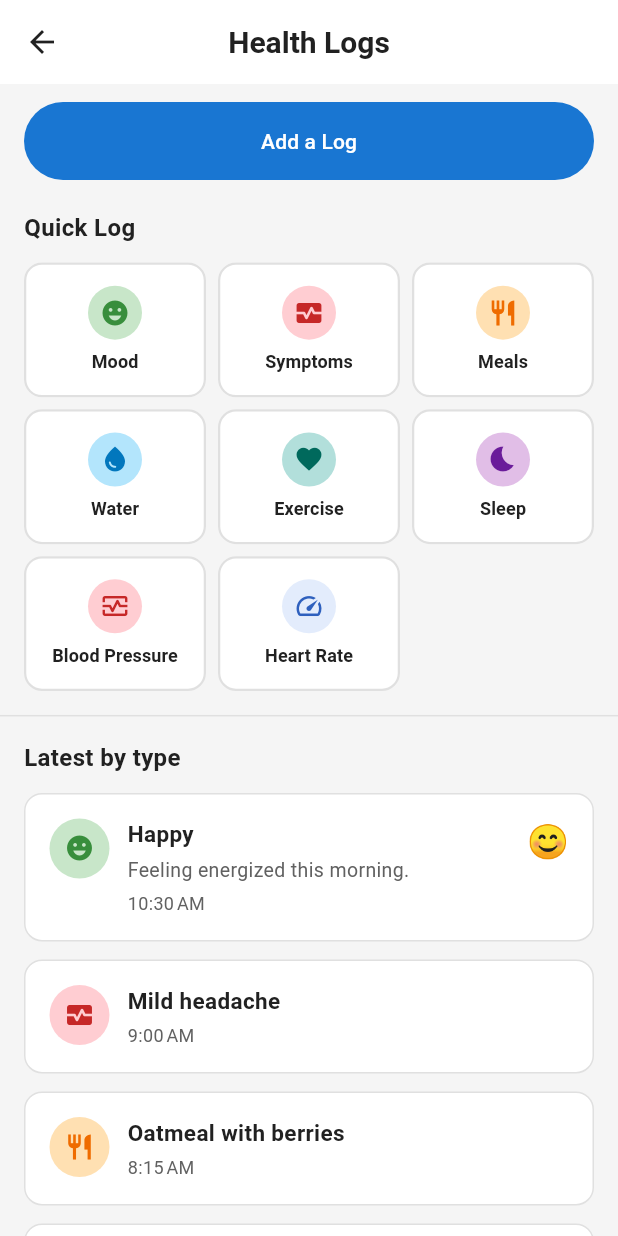
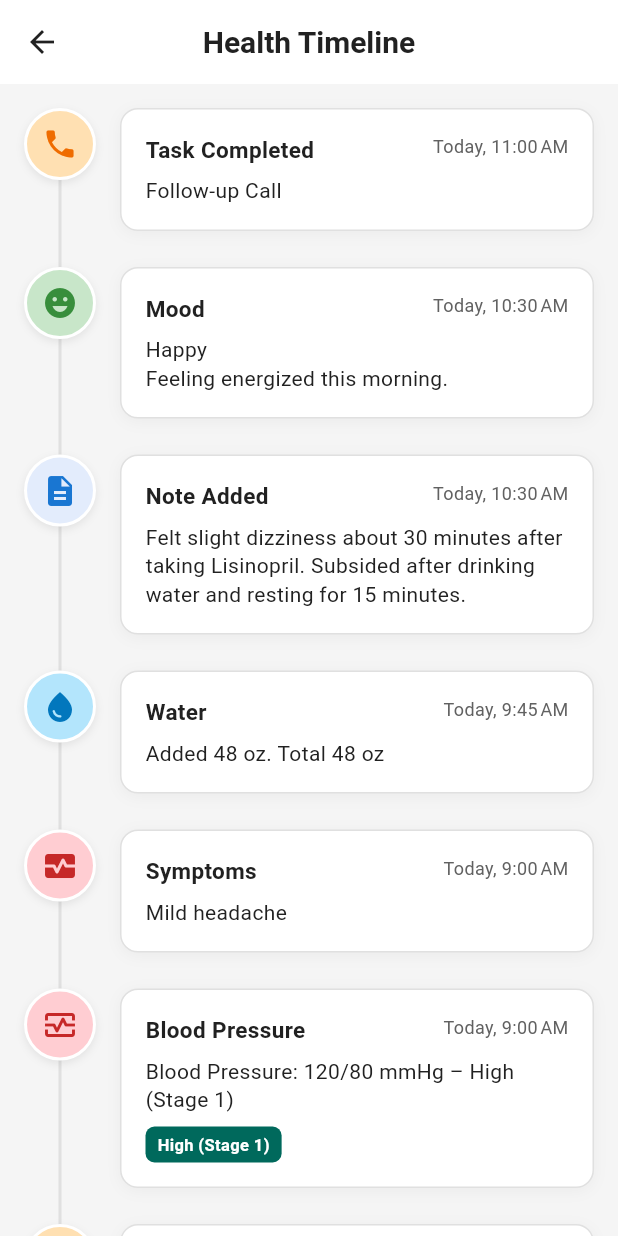
Before and after one commit to ravichandravasireddy/CareConnectTeam7Spring2026, a Flutter app: the screen it shows after launch, on a phone screen of 412 x 824 dp. Run offline on Flutter 3.47's test engine with Material 3 defaults, Android fonts, the phone set to English and light mode, and no system bars.

Commit message:
Added health timeline screen + plus task.dart updates not added in previous commit

```diff
--- a/flutter_app/lib/main.dart
+++ b/flutter_app/lib/main.dart
@@ -2,7 +2,8 @@ import 'package:flutter/material.dart';
 import 'package:provider/provider.dart';
 // import 'screens/welcome_screen.dart';
 // import 'screens/notes_screen.dart';
-import 'screens/health_logs_screen.dart';
+// import 'screens/health_logs_screen.dart';
+import 'screens/health_timeline_screen.dart';
 // import 'screens/calendar_screen.dart';
 // import 'screens/notification_screen.dart';
 import 'theme/app_colors.dart';
@@ -10,6 +11,7 @@ import 'providers/task_provider.dart';
 import 'providers/notification_provider.dart';
 import 'providers/note_provider.dart';
 import 'providers/health_log_provider.dart';
+import 'providers/health_timeline_provider.dart';
 
 void main() {
   runApp(const MyApp());
@@ -26,6 +28,15 @@ class MyApp extends StatelessWidget {
         ChangeNotifierProvider(create: (_) => NotificationProvider()),
         ChangeNotifierProvider(create: (_) => NoteProvider()),
         ChangeNotifierProvider(create: (_) => HealthLogProvider()),
+        ProxyProvider3<HealthLogProvider, NoteProvider, TaskProvider,
+            HealthTimelineProvider>(
+          update: (_, health, note, task, _) =>
+              HealthTimelineProvider(
+                healthLogProvider: health,
+                noteProvider: note,
+                taskProvider: task,
+              ),
+        ),
       ],
       child: MaterialApp(
         title: 'CareConnect',
@@ -104,7 +115,7 @@ class MyApp extends StatelessWidget {
             displayColor: AppColors.darkTextPrimary,
           ),
         ),
-        home: const HealthLogsScreen(),
+        home: const HealthTimelineScreen(),
       ),
     );
   }
--- a/flutter_app/lib/models/task.dart
+++ b/flutter_app/lib/models/task.dart
@@ -9,6 +9,8 @@ class Task {
   final IconData icon;
   final Color iconBackground;
   final Color iconColor;
+  /// When non-null, the task is completed; used for timeline and history.
+  final DateTime? completedAt;
 
   Task({
     required this.id,
@@ -17,7 +19,10 @@ class Task {
     required this.icon,
     required this.iconBackground,
     required this.iconColor,
+    this.completedAt,
   });
+
+  bool get isCompleted => completedAt != null;
 
   /// Date-only (midnight) for filtering by calendar day
   DateTime get dateOnly => DateTime(date.year, date.month, date.day);
@@ -32,6 +37,7 @@ class Task {
     IconData? icon,
     Color? iconBackground,
     Color? iconColor,
+    DateTime? completedAt,
   }) {
     return Task(
       id: id ?? this.id,
@@ -40,6 +46,7 @@ class Task {
       icon: icon ?? this.icon,
       iconBackground: iconBackground ?? this.iconBackground,
       iconColor: iconColor ?? this.iconColor,
+      completedAt: completedAt ?? this.completedAt,
     );
   }
 
@@ -48,6 +55,7 @@ class Task {
       'id': id,
       'title': title,
       'date': date.toIso8601String(),
+      if (completedAt != null) 'completedAt': completedAt!.toIso8601String(),
       // Note: icon, iconBackground, iconColor are not serialized
     };
   }
--- /dev/null
+++ b/flutter_app/lib/models/timeline_event.dart
@@ -0,0 +1,36 @@
+import 'package:flutter/material.dart';
+
+/// Source of a timeline event for the Health Timeline screen.
+/// Extensible for future models (e.g. appointments, vitals).
+enum TimelineEventSource {
+  healthLog,
+  note,
+  task,
+  // Future: appointment, vital, medication, etc.
+}
+
+/// Unified timeline event for the Health Timeline screen.
+/// Built from health logs, notes, and tasks by [HealthTimelineProvider].
+class TimelineEvent {
+  final String id;
+  final TimelineEventSource source;
+  final DateTime timestamp;
+  final String title;
+  final String? subtitle;
+  final String? statusLabel;
+  final IconData icon;
+  final Color iconBackground;
+  final Color iconColor;
+
+  const TimelineEvent({
+    required this.id,
+    required this.source,
+    required this.timestamp,
+    required this.title,
+    this.subtitle,
+    this.statusLabel,
+    required this.icon,
+    required this.iconBackground,
+    required this.iconColor,
+  });
+}
--- /dev/null
+++ b/flutter_app/lib/providers/health_timeline_provider.dart
@@ -0,0 +1,122 @@
+import 'package:flutter/material.dart';
+import '../models/health_log.dart';
+import '../models/note.dart';
+import '../models/task.dart';
+import '../models/timeline_event.dart';
+import 'health_log_provider.dart';
+import 'note_provider.dart';
+import 'task_provider.dart';
+
+/// Aggregates health logs, notes, and tasks into a single timeline for app-wide
+/// history. Listen to [HealthLogProvider], [NoteProvider], and [TaskProvider];
+/// when any change, this provider's [events] list updates.
+class HealthTimelineProvider {
+  final HealthLogProvider healthLogProvider;
+  final NoteProvider noteProvider;
+  final TaskProvider taskProvider;
+
+  HealthTimelineProvider({
+    required this.healthLogProvider,
+    required this.noteProvider,
+    required this.taskProvider,
+  });
+
+  /// All timeline events from health logs, notes, and tasks, sorted by
+  /// timestamp descending (most recent first).
+  List<TimelineEvent> get events {
+    final list = <TimelineEvent>[];
+    for (final log in healthLogProvider.logs) {
+      list.add(_eventFromHealthLog(log));
+    }
+    for (final note in noteProvider.notes) {
+      list.add(_eventFromNote(note));
+    }
+    for (final task in taskProvider.tasks) {
+      if (task.completedAt != null) {
+        list.add(_eventFromTask(task));
+      }
+    }
+    list.sort((a, b) => b.timestamp.compareTo(a.timestamp));
+    return list;
+  }
+
+  TimelineEvent _eventFromHealthLog(HealthLog log) {
+    final (bg, fg) = HealthLogProvider.typeColors(log.type);
+    String subtitle = log.description;
+    String? statusLabel;
+    if (log.type == HealthLogType.bloodPressure &&
+        log.systolic != null &&
+        log.diastolic != null) {
+      statusLabel = bloodPressureCategoryLabel(log.systolic!, log.diastolic!);
+      subtitle = '${log.description} – $statusLabel';
+    } else if (log.type == HealthLogType.heartRate &&
+        log.heartRateBpm != null) {
+      statusLabel = heartRateCategoryLabel(log.heartRateBpm!);
+      subtitle = '${log.description} – $statusLabel';
+    }
+    if (log.note != null && log.note!.isNotEmpty) {
+      subtitle = '$subtitle\n${log.note}';
+    }
+    return TimelineEvent(
+      id: 'health-${log.id}',
+      source: TimelineEventSource.healthLog,
+      timestamp: log.createdAt,
+      title: formatHealthLogTypeDisplay(log.type),
+      subtitle: subtitle,
+      statusLabel: statusLabel,
+      icon: _iconForHealthLogType(log.type),
+      iconBackground: bg,
+      iconColor: fg,
+    );
+  }
+
+  TimelineEvent _eventFromNote(Note note) {
+    final (bg, fg) = NoteProvider.categoryColors(note.category);
+    return TimelineEvent(
+      id: 'note-${note.id}',
+      source: TimelineEventSource.note,
+      timestamp: note.createdAt,
+      title: 'Note Added',
+      subtitle: note.body,
+      icon: Icons.description,
+      iconBackground: bg,
+      iconColor: fg,
+    );
+  }
+
+  TimelineEvent _eventFromTask(Task task) {
+    return TimelineEvent(
+      id: 'task-${task.id}',
+      source: TimelineEventSource.task,
+      timestamp: task.completedAt!,
+      title: 'Task Completed',
+      subtitle: task.title,
+      icon: task.icon,
+      iconBackground: task.iconBackground,
+      iconColor: task.iconColor,
+    );
+  }
+
+  static IconData _iconForHealthLogType(HealthLogType type) {
+    switch (type) {
+      case HealthLogType.mood:
+        return Icons.emoji_emotions;
+      case HealthLogType.symptoms:
+        return Icons.monitor_heart;
+      case HealthLogType.meals:
+        return Icons.restaurant;
+      case HealthLogType.water:
+        return Icons.water_drop;
+      case HealthLogType.exercise:
+        return Icons.favorite;
+      case HealthLogType.sleep:
+        return Icons.bedtime;
+      case HealthLogType.general:
+        return Icons.description;
+      case HealthLogType.bloodPressure:
+        return Icons.monitor_heart_outlined;
+      case HealthLogType.heartRate:
+        return Icons.speed;
+    }
+  }
+}
--- a/flutter_app/lib/screens/calendar_screen.dart
+++ b/flutter_app/lib/screens/calendar_screen.dart
@@ -106,7 +106,7 @@ class _CalendarScreenState extends State<CalendarScreen> {
     final calendarDates = _calendarDates;
 
     final selectedTasks = _selectedDate != null
-        ? taskProvider.getTasksForDate(_selectedDate!)
+        ? taskProvider.getScheduledTasksForDate(_selectedDate!)
         : <Task>[];
 
     return Scaffold(
@@ -317,7 +317,7 @@ class _CalendarScreenState extends State<CalendarScreen> {
   }) {
     final isCurrentMonth = _isCurrentMonth(date);
     final isToday = _isToday(date);
-    final hasTasks = taskProvider.hasTasksForDate(date);
+    final hasTasks = taskProvider.hasScheduledTasksForDate(date);
 
     Color backgroundColor;
     Color textColor;
--- /dev/null
+++ b/flutter_app/lib/screens/health_timeline_screen.dart
@@ -0,0 +1,263 @@
+import 'package:flutter/material.dart';
+import 'package:provider/provider.dart';
+import 'package:intl/intl.dart';
+import '../models/timeline_event.dart';
+import '../providers/health_log_provider.dart';
+import '../providers/note_provider.dart';
+import '../providers/task_provider.dart';
+import '../providers/health_timeline_provider.dart';
+
+/// Health Timeline screen: unified timeline of health logs, notes, and tasks.
+/// Data is managed via Provider (HealthLogProvider, NoteProvider, TaskProvider);
+/// [HealthTimelineProvider] aggregates them for this view.
+class HealthTimelineScreen extends StatelessWidget {
+  const HealthTimelineScreen({super.key});
+
+  @override
+  Widget build(BuildContext context) {
+    final colorScheme = Theme.of(context).colorScheme;
+    final scaffoldBackground = Theme.of(context).scaffoldBackgroundColor;
+
+    // Rebuild when any of the three source providers change
+    context.watch<HealthLogProvider>();
+    context.watch<NoteProvider>();
+    context.watch<TaskProvider>();
+
+    final timelineProvider = context.read<HealthTimelineProvider>();
+    final events = timelineProvider.events;
+
+    if (events.isEmpty) {
+      return Scaffold(
+        backgroundColor: scaffoldBackground,
+        appBar: AppBar(
+          backgroundColor: colorScheme.surface,
+          elevation: 0,
+          centerTitle: true,
+          title: Text(
+            'Health Timeline',
+            style: TextStyle(
+              color: colorScheme.onSurface,
+              fontSize: 20,
+              fontWeight: FontWeight.w600,
+            ),
+          ),
+          leading: IconButton(
+            icon: Icon(Icons.arrow_back, color: colorScheme.onSurface),
+            onPressed: () => Navigator.pop(context),
+          ),
+        ),
+        body: SafeArea(
+          child: Center(
+            child: Padding(
+              padding: const EdgeInsets.all(24),
+              child: Text(
+                'No timeline events yet. Add health logs, notes, or tasks to see them here.',
+                textAlign: TextAlign.center,
+                style: TextStyle(
+                  fontSize: 14,
+                  color: colorScheme.onSurfaceVariant,
+                ),
+              ),
+            ),
+          ),
+        ),
+      );
+    }
+
+    return Scaffold(
+      backgroundColor: scaffoldBackground,
+      appBar: AppBar(
+        backgroundColor: colorScheme.surface,
+        elevation: 0,
+        centerTitle: true,
+        title: Text(
+          'Health Timeline',
+          style: TextStyle(
+            color: colorScheme.onSurface,
+            fontSize: 20,
+            fontWeight: FontWeight.w600,
+          ),
+        ),
+        leading: IconButton(
+          icon: Icon(Icons.arrow_back, color: colorScheme.onSurface),
+          onPressed: () => Navigator.pop(context),
+        ),
+      ),
+      body: SafeArea(
+        child: SingleChildScrollView(
+          padding: const EdgeInsets.fromLTRB(16, 16, 16, 24),
+          child: _TimelineBody(events: events),
+        ),
+      ),
+    );
+  }
+}
+
+class _TimelineBody extends StatelessWidget {
+  final List<TimelineEvent> events;
+
+  const _TimelineBody({required this.events});
+
+  @override
+  Widget build(BuildContext context) {
+    final colorScheme = Theme.of(context).colorScheme;
+    return LayoutBuilder(
+      builder: (context, constraints) {
+        return Stack(
+          children: [
+            // Vertical line
+            Positioned(
+              left: 23,
+              top: 24,
+              bottom: 24,
+              child: Container(
+                width: 2,
+                color: colorScheme.outline,
+              ),
+            ),
+            // Timeline items
+            Column(
+              crossAxisAlignment: CrossAxisAlignment.start,
+              children: events
+                  .map((e) => Padding(
+                        padding: const EdgeInsets.only(bottom: 24),
+                        child: _TimelineItem(event: e),
+                      ))
+                  .toList(),
+            ),
+          ],
+        );
+      },
+    );
+  }
+}
+
+class _TimelineItem extends StatelessWidget {
+  final TimelineEvent event;
+
+  const _TimelineItem({required this.event});
+
+  @override
+  Widget build(BuildContext context) {
+    final colorScheme = Theme.of(context).colorScheme;
+    final timeLabel = _formatTimestamp(event.timestamp);
+
+    return Row(
+      crossAxisAlignment: CrossAxisAlignment.start,
+      children: [
+        // Circle icon
+        Container(
+          width: 48,
+          height: 48,
+          decoration: BoxDecoration(
+            color: event.iconBackground,
+            shape: BoxShape.circle,
+            border: Border.all(color: colorScheme.surface, width: 2),
+            boxShadow: [
+              BoxShadow(
+                color: colorScheme.shadow.withValues(alpha: 0.08),
+                blurRadius: 4,
+                offset: const Offset(0, 2),
+              ),
+            ],
+          ),
+          child: Icon(event.icon, color: event.iconColor, size: 24),
+        ),
+        const SizedBox(width: 16),
+        // Card
+        Expanded(
+          child: Container(
+            padding: const EdgeInsets.all(16),
+            decoration: BoxDecoration(
+              color: colorScheme.surface,
+              borderRadius: BorderRadius.circular(12),
+              border: Border.all(color: colorScheme.outline, width: 1),
+              boxShadow: [
+                BoxShadow(
+                  color: colorScheme.shadow.withValues(alpha: 0.04),
+                  blurRadius: 8,
+                  offset: const Offset(0, 2),
+                ),
+              ],
+            ),
+            child: Column(
+              crossAxisAlignment: CrossAxisAlignment.start,
+              children: [
+                Row(
+                  crossAxisAlignment: CrossAxisAlignment.start,
+                  children: [
+                    Expanded(
+                      child: Text(
+                        event.title,
+                        style: TextStyle(
+                          fontSize: 15,
+                          fontWeight: FontWeight.w600,
+                          color: colorScheme.onSurface,
+                        ),
+                      ),
+                    ),
+                    Text(
+                      timeLabel,
+                      style: TextStyle(
+                        fontSize: 12,
+                        color: colorScheme.onSurfaceVariant,
+                      ),
+                    ),
+                  ],
+                ),
+                if (event.subtitle != null && event.subtitle!.isNotEmpty) ...[
+                  const SizedBox(height: 8),
+                  Text(
+                    event.subtitle!,
+                    style: TextStyle(
+                      fontSize: 14,
+                      color: colorScheme.onSurface,
+                      height: 1.35,
+                    ),
+                  ),
+                ],
+                if (event.statusLabel != null && event.statusLabel!.isNotEmpty) ...[
+                  const SizedBox(height: 8),
+                  Container(
+                    padding: const EdgeInsets.symmetric(horizontal: 8, vertical: 4),
+                    decoration: BoxDecoration(
+                      color: colorScheme.secondaryContainer,
+                      borderRadius: BorderRadius.circular(6),
+                    ),
+                    child: Text(
+                      event.statusLabel!,
+                      style: TextStyle(
+                        fontSize: 11,
+                        fontWeight: FontWeight.w600,
+                        color: colorScheme.onSecondaryContainer,
+                      ),
+                    ),
+                  ),
+                ],
+              ],
+            ),
+          ),
+        ),
+      ],
+    );
+  }
+
+  String _formatTimestamp(DateTime dateTime) {
+    final now = DateTime.now();
+    final today = DateTime(now.year, now.month, now.day);
+    final yesterday = today.subtract(const Duration(days: 1));
+    final eventDate = DateTime(dateTime.year, dateTime.month, dateTime.day);
+    final timeStr = DateFormat.jm().format(dateTime);
+
+    if (eventDate == today) {
+      return 'Today, $timeStr';
+    }
+    if (eventDate == yesterday) {
+      return 'Yesterday, $timeStr';
+    }
+    if (dateTime.year == now.year) {
+      return '${DateFormat.MMMd().format(dateTime)}, $timeStr';
+    }
+    return '${DateFormat.yMMMd('en_US').format(dateTime)}, $timeStr';
+  }
+}
```
Also changed, not shown: flutter_app/_CURSOR/prompts.txt (+114 -103 lines).
